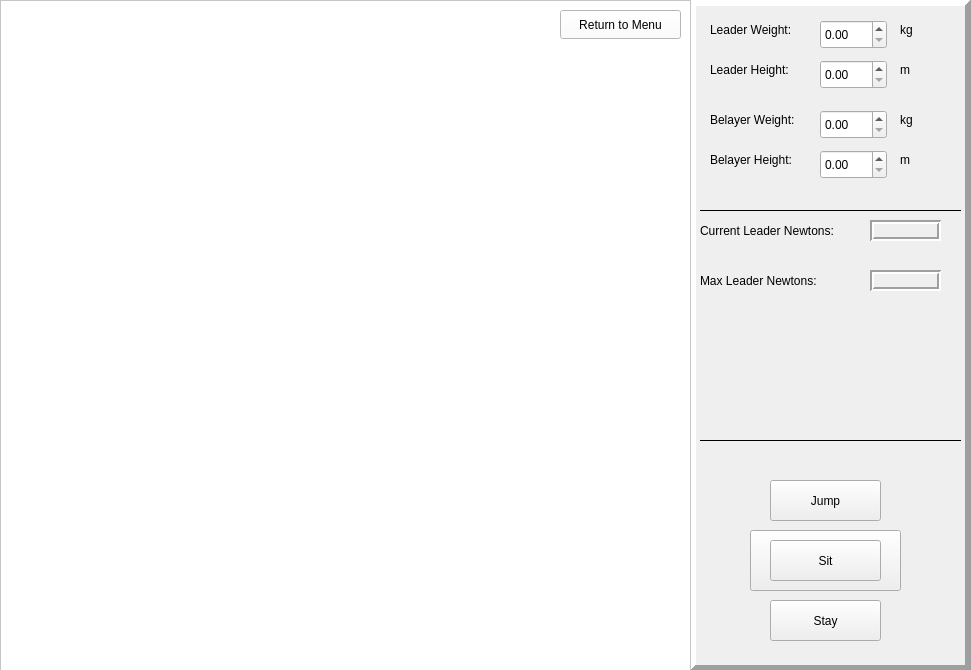
Before: the Qt Designer form coursemodewindow.ui in University-of-Utah-CS3505/a8-edu-app-PaulNuffer, drawn with Qt 5.
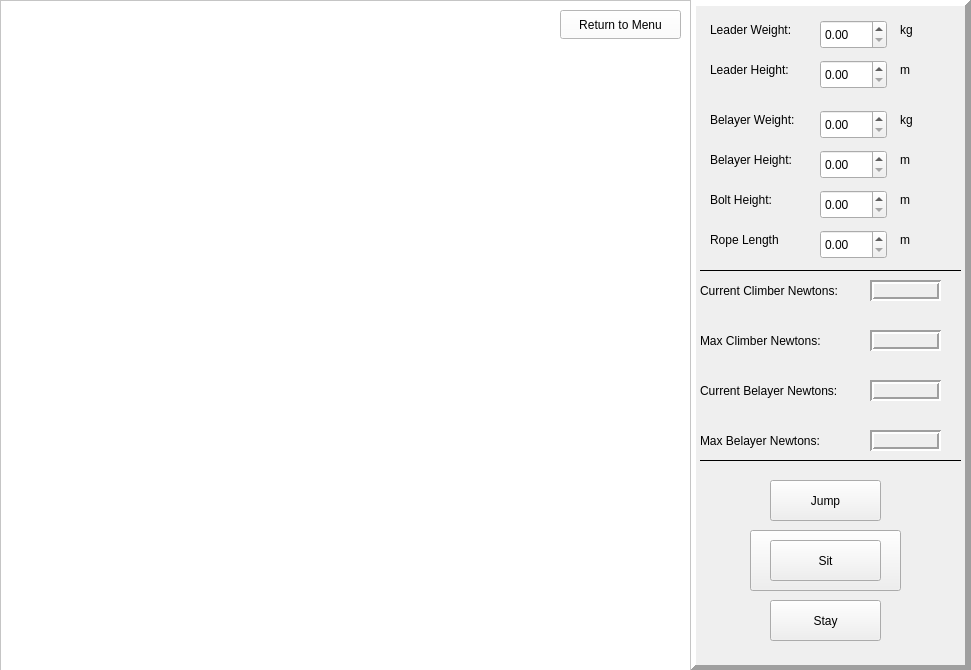
After: the same form once the commit is applied.

Diff of the .ui file:
```diff
--- a/coursemodewindow.ui
+++ b/coursemodewindow.ui
@@ -103,7 +103,7 @@
     <property name="geometry">
      <rect>
       <x>10</x>
-      <y>270</y>
+      <y>330</y>
       <width>171</width>
       <height>21</height>
      </rect>
@@ -115,14 +115,14 @@
      <enum>QFrame::Plain</enum>
     </property>
     <property name="text">
-     <string>Max Leader Newtons:</string>
+     <string>Max Climber Newtons:</string>
     </property>
    </widget>
    <widget class="QLabel" name="maxLeaderNewtonsOutputLabel">
     <property name="geometry">
      <rect>
       <x>180</x>
-      <y>270</y>
+      <y>330</y>
       <width>71</width>
       <height>21</height>
      </rect>
@@ -144,7 +144,7 @@
     <property name="geometry">
      <rect>
       <x>10</x>
-      <y>220</y>
+      <y>280</y>
       <width>171</width>
       <height>21</height>
      </rect>
@@ -156,14 +156,14 @@
      <enum>QFrame::Plain</enum>
     </property>
     <property name="text">
-     <string>Current Leader Newtons:</string>
+     <string>Current Climber Newtons:</string>
     </property>
    </widget>
    <widget class="QLabel" name="currentLeaderNewtonsOutputLabel">
     <property name="geometry">
      <rect>
       <x>180</x>
-      <y>220</y>
+      <y>280</y>
       <width>71</width>
       <height>21</height>
      </rect>
@@ -185,7 +185,7 @@
     <property name="geometry">
      <rect>
       <x>10</x>
-      <y>200</y>
+      <y>260</y>
       <width>261</width>
       <height>20</height>
      </rect>
@@ -201,7 +201,7 @@
     <property name="geometry">
      <rect>
       <x>10</x>
-      <y>430</y>
+      <y>450</y>
       <width>261</width>
       <height>20</height>
      </rect>
@@ -358,6 +358,160 @@
      <string>m</string>
     </property>
    </widget>
+   <widget class="QLabel" name="currentBelayerNewtonsOutputLabel">
+    <property name="geometry">
+     <rect>
+      <x>180</x>
+      <y>380</y>
+      <width>71</width>
+      <height>21</height>
+     </rect>
+    </property>
+    <property name="frameShape">
+     <enum>QFrame::Box</enum>
+    </property>
+    <property name="frameShadow">
+     <enum>QFrame::Sunken</enum>
+    </property>
+    <property name="lineWidth">
+     <number>2</number>
+    </property>
+    <property name="text">
+     <string/>
+    </property>
+   </widget>
+   <widget class="QLabel" name="maxBelayerNewtonsOutputLabel">
+    <property name="geometry">
+     <rect>
+      <x>180</x>
+      <y>430</y>
+      <width>71</width>
+      <height>21</height>
+     </rect>
+    </property>
+    <property name="frameShape">
+     <enum>QFrame::Box</enum>
+    </property>
+    <property name="frameShadow">
+     <enum>QFrame::Sunken</enum>
+    </property>
+    <property name="lineWidth">
+     <number>2</number>
+    </property>
+    <property name="text">
+     <string/>
+    </property>
+   </widget>
+   <widget class="QLabel" name="currentBelayerNewtonsTextLabel">
+    <property name="geometry">
+     <rect>
+      <x>10</x>
+      <y>380</y>
+      <width>171</width>
+      <height>21</height>
+     </rect>
+    </property>
+    <property name="frameShape">
+     <enum>QFrame::NoFrame</enum>
+    </property>
+    <property name="frameShadow">
+     <enum>QFrame::Plain</enum>
+    </property>
+    <property name="text">
+     <string>Current Belayer Newtons:</string>
+    </property>
+   </widget>
+   <widget class="QLabel" name="maxBelayerNewtonsTextLabel">
+    <property name="geometry">
+     <rect>
+      <x>10</x>
+      <y>430</y>
+      <width>171</width>
+      <height>21</height>
+     </rect>
+    </property>
+    <property name="frameShape">
+     <enum>QFrame::NoFrame</enum>
+    </property>
+    <property name="frameShadow">
+     <enum>QFrame::Plain</enum>
+    </property>
+    <property name="text">
+     <string>Max Belayer Newtons:</string>
+    </property>
+   </widget>
+   <widget class="QLabel" name="boltHeightTextLabel">
+    <property name="geometry">
+     <rect>
+      <x>20</x>
+      <y>190</y>
+      <width>111</width>
+      <height>20</height>
+     </rect>
+    </property>
+    <property name="text">
+     <string>Bolt Height:</string>
+    </property>
+   </widget>
+   <widget class="QLabel" name="boltLengthUnitsLabel">
+    <property name="geometry">
+     <rect>
+      <x>210</x>
+      <y>190</y>
+      <width>63</width>
+      <height>20</height>
+     </rect>
+    </property>
+    <property name="text">
+     <string>m</string>
+    </property>
+   </widget>
+   <widget class="QDoubleSpinBox" name="boltHeightValueSpinbox">
+    <property name="geometry">
+     <rect>
+      <x>130</x>
+      <y>190</y>
+      <width>67</width>
+      <height>29</height>
+     </rect>
+    </property>
+   </widget>
+   <widget class="QLabel" name="ropeLengthTextLabel">
+    <property name="geometry">
+     <rect>
+      <x>20</x>
+      <y>230</y>
+      <width>111</width>
+      <height>20</height>
+     </rect>
+    </property>
+    <property name="text">
+     <string>Rope Length</string>
+    </property>
+   </widget>
+   <widget class="QLabel" name="ropeLengthUnitsLabel">
+    <property name="geometry">
+     <rect>
+      <x>210</x>
+      <y>230</y>
+      <width>63</width>
+      <height>20</height>
+     </rect>
+    </property>
+    <property name="text">
+     <string>m</string>
+    </property>
+   </widget>
+   <widget class="QDoubleSpinBox" name="ropeLengthValueSpinbox">
+    <property name="geometry">
+     <rect>
+      <x>130</x>
+      <y>230</y>
+      <width>67</width>
+      <height>29</height>
+     </rect>
+    </property>
+   </widget>
    <zorder>runSimulationButton</zorder>
    <zorder>leaderWeightTextLabel</zorder>
    <zorder>belayerWeightTextLabel</zorder>
```
Left out of the diff: 10 changed lines with no effect on the pictures.
